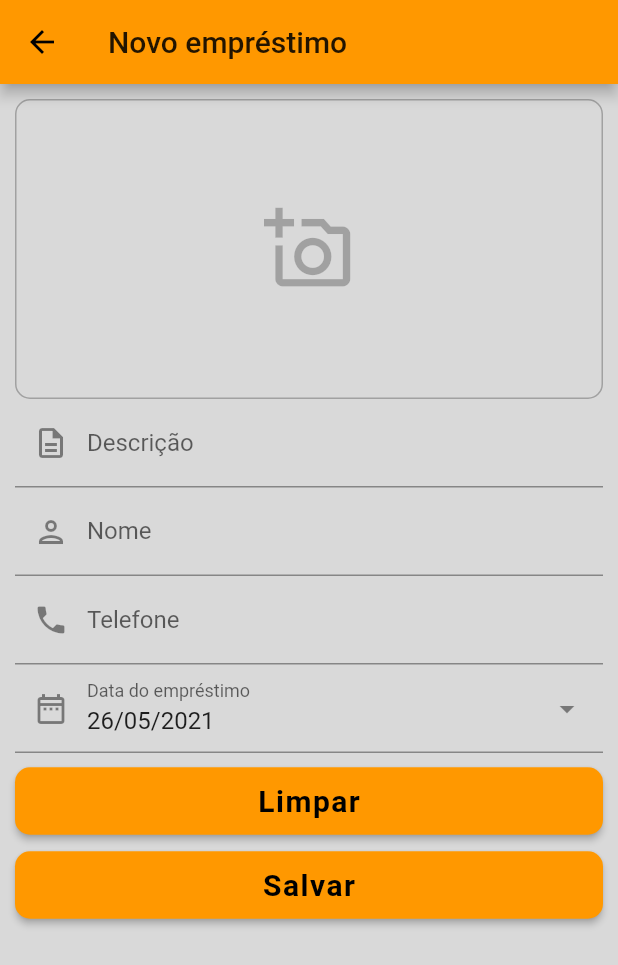
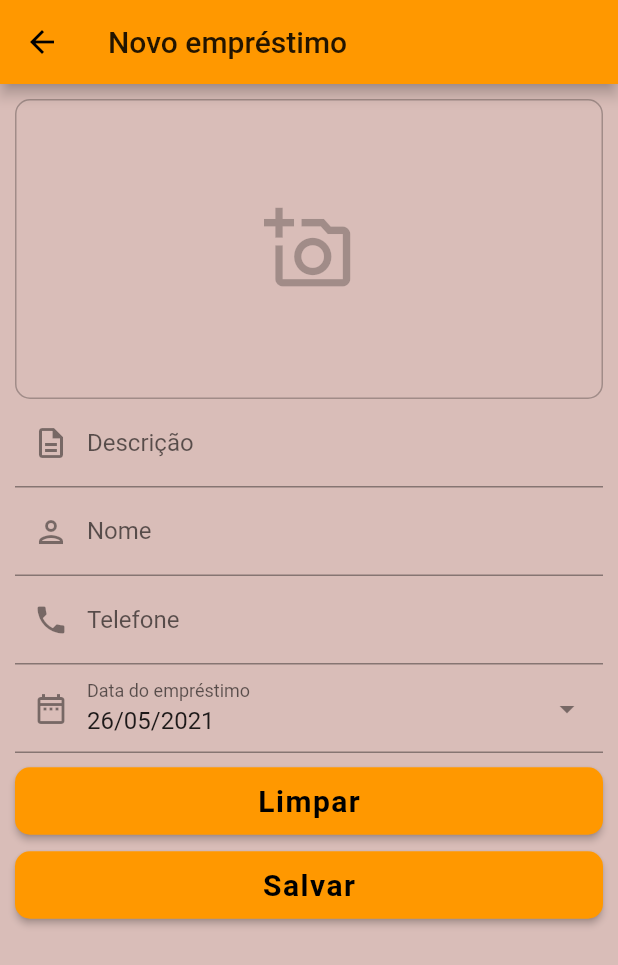
Before and after one commit to andrerohwedder/MEMSTUFF, a Flutter app: the DetailPage screen opened directly, on a phone screen of 412 x 824 dp. Shown: the top 965 px of the screen. Run offline on Flutter 3.47's test engine with Material 2 defaults, Android fonts, the phone set to English and light mode, and no system bars; our stand-ins replace another_flushbar, brasil_fields, flutter_slidable, flutter_staggered_animations, image_picker, mask_text_input_formatter and 1 more; accounts and stored records are empty.

Commit message:
Update app_theme.dart

```diff
--- a/lib/core/app_theme.dart
+++ b/lib/core/app_theme.dart
@@ -4,7 +4,7 @@ import 'package:memstuff/core/app_const.dart';
 final kAppTheme = ThemeData(
   primarySwatch: Colors.orange,
   visualDensity: VisualDensity.adaptivePlatformDensity,
-  scaffoldBackgroundColor: Color.fromRGBO(217, 217, 217, 1),
+  scaffoldBackgroundColor: Color.fromRGBO(217, 189, 184, 1),
   buttonTheme: ButtonThemeData(
     textTheme: ButtonTextTheme.primary,
   ),
```
